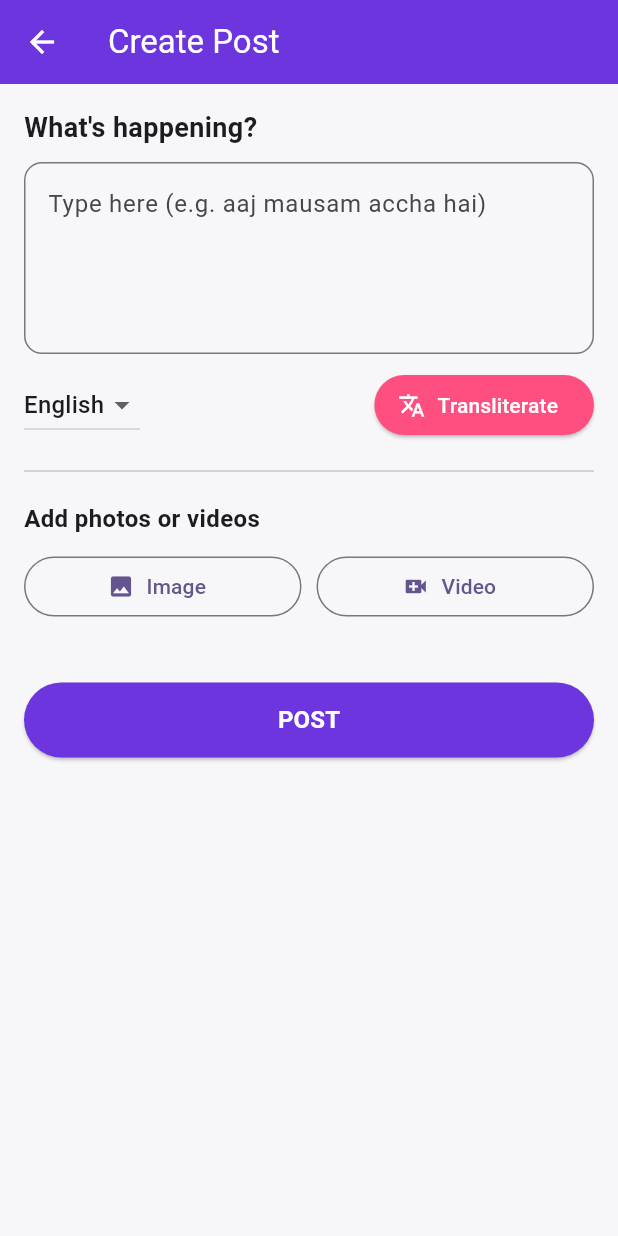
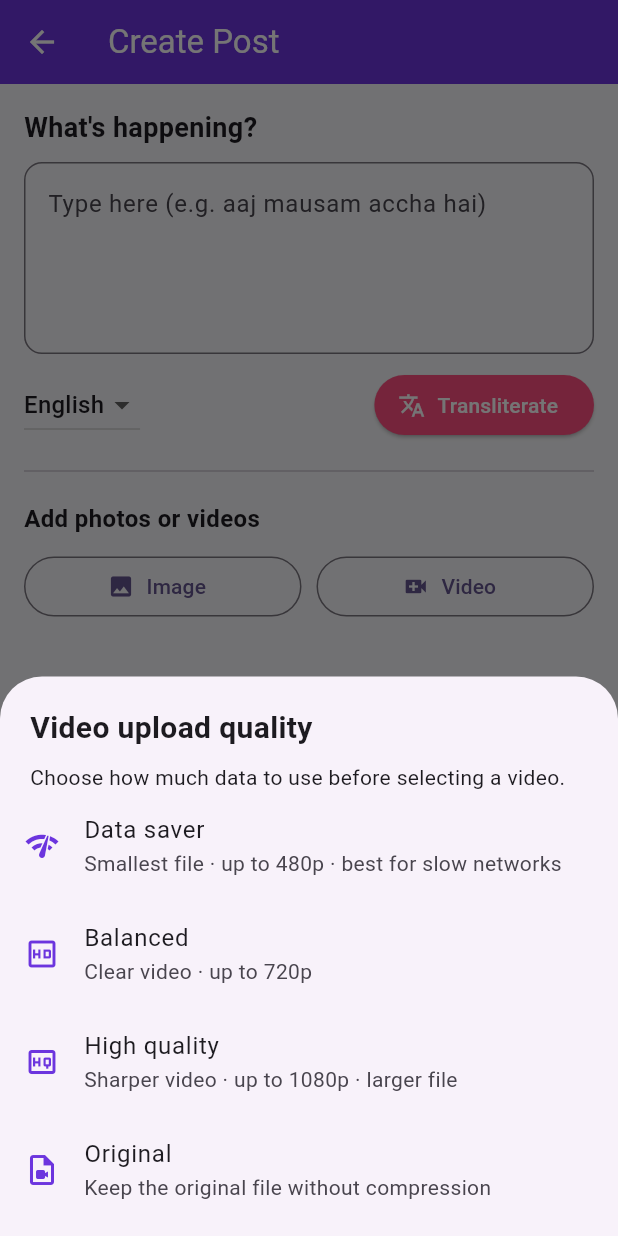
Before and after one commit to Rayan-141/ShareChat_Flutter_App, a Flutter app: the CreatePostScreen screen opened directly, after a tap on "Video", on a phone screen of 412 x 824 dp. Run offline on Flutter 3.47's test engine with Material 3 defaults, Android fonts, the phone set to English and light mode, and no system bars; our stand-ins replace image_picker, video_player; missing offline and left inert: flutter_compress.

Commit message:
Add video compression options to post composer

```diff
--- a/lib/main.dart
+++ b/lib/main.dart
@@ -5,6 +5,7 @@ import 'dart:math';
 
 import 'package:flutter/foundation.dart';
 import 'package:flutter/services.dart';
+import 'package:flutter_compress/flutter_compress.dart';
 import 'package:image_picker/image_picker.dart';
 import 'package:video_player/video_player.dart';
 
@@ -1723,6 +1724,53 @@ String _postTimeLabel(DateTime createdAt) {
 }
 
 // --- Create Post & Video Upload ---
+enum VideoUploadQuality {
+  dataSaver,
+  balanced,
+  high,
+  original;
+
+  String get title => switch (this) {
+    VideoUploadQuality.dataSaver => 'Data saver',
+    VideoUploadQuality.balanced => 'Balanced',
+    VideoUploadQuality.high => 'High quality',
+    VideoUploadQuality.original => 'Original',
+  };
+
+  String get description => switch (this) {
+    VideoUploadQuality.dataSaver =>
+      'Smallest file · up to 480p · best for slow networks',
+    VideoUploadQuality.balanced => 'Clear video · up to 720p',
+    VideoUploadQuality.high => 'Sharper video · up to 1080p · larger file',
+    VideoUploadQuality.original => 'Keep the original file without compression',
+  };
+
+  VideoCompressConfig? get config => switch (this) {
+    VideoUploadQuality.dataSaver => const VideoCompressConfig(
+      qualityPercent: 35,
+      codec: VideoCodec.h264,
+      maxWidth: 480,
+      maxHeight: 854,
+      container: VideoContainer.mp4,
+    ),
+    VideoUploadQuality.balanced => const VideoCompressConfig(
+      qualityPercent: 60,
+      codec: VideoCodec.h264,
+      maxWidth: 720,
+      maxHeight: 1280,
+      container: VideoContainer.mp4,
+    ),
+    VideoUploadQuality.high => const VideoCompressConfig(
+      qualityPercent: 80,
+      codec: VideoCodec.h264,
+      maxWidth: 1080,
+      maxHeight: 1920,
+      container: VideoContainer.mp4,
+    ),
+    VideoUploadQuality.original => null,
+  };
+}
+
 class CreatePostScreen extends StatefulWidget {
   const CreatePostScreen({super.key});
 
@@ -1735,14 +1783,64 @@ class _CreatePostScreenState extends State<CreatePostScreen> {
   Uint8List? _selectedMediaBytes;
   String? _selectedMediaName;
   String? _selectedMediaPath;
+  String? _selectedCompressionSummary;
   bool _selectedMediaIsVideo = false;
   bool _isPickingMedia = false;
+  double? _compressionProgress;
+  String? _mediaProgressLabel;
   String _selectedLanguage = 'English';
+
+  Future<VideoUploadQuality?> _chooseVideoQuality() {
+    return showModalBottomSheet<VideoUploadQuality>(
+      context: context,
+      builder: (context) => SafeArea(
+        child: Column(
+          mainAxisSize: MainAxisSize.min,
+          crossAxisAlignment: CrossAxisAlignment.start,
+          children: [
+            const Padding(
+              padding: EdgeInsets.fromLTRB(20, 20, 20, 8),
+              child: Text(
+                'Video upload quality',
+                style: TextStyle(fontSize: 20, fontWeight: FontWeight.bold),
+              ),
+            ),
+            const Padding(
+              padding: EdgeInsets.symmetric(horizontal: 20),
+              child: Text(
+                'Choose how much data to use before selecting a video.',
+              ),
+            ),
+            for (final quality in VideoUploadQuality.values)
+              ListTile(
+                leading: Icon(switch (quality) {
+                  VideoUploadQuality.dataSaver => Icons.network_check,
+                  VideoUploadQuality.balanced => Icons.hd_outlined,
+                  VideoUploadQuality.high => Icons.high_quality_outlined,
+                  VideoUploadQuality.original => Icons.video_file_outlined,
+                }, color: AppColors.primary),
+                title: Text(quality.title),
+                subtitle: Text(quality.description),
+                onTap: () => Navigator.pop(context, quality),
+              ),
+            const SizedBox(height: 8),
+          ],
+        ),
+      ),
+    );
+  }
 
   Future<void> _pickMedia({required bool video}) async {
     if (_isPickingMedia) return;
+    final quality = video ? await _chooseVideoQuality() : null;
+    if (video && quality == null) return;
+    if (!mounted) return;
     setState(() => _isPickingMedia = true);
     try {
+      setState(() {
+        _mediaProgressLabel = video ? 'Choose a video…' : 'Choose an image…';
+        _compressionProgress = null;
+      });
       final picker = ImagePicker();
       final media = video
           ? await picker.pickVideo(source: ImageSource.gallery)
@@ -1751,12 +1849,41 @@ class _CreatePostScreenState extends State<CreatePostScreen> {
               imageQuality: 90,
             );
       if (media == null || !mounted) return;
-      final bytes = await media.readAsBytes();
+
+      XFile preparedMedia = media;
+      String? compressionSummary;
+      if (video && quality != VideoUploadQuality.original) {
+        setState(() {
+          _mediaProgressLabel =
+              'Compressing for ${quality!.title.toLowerCase()}…';
+          _compressionProgress = 0;
+        });
+        final result = await FlutterCompress.instance.compress(
+          media.path,
+          quality!.config!,
+          onProgress: (progress) {
+            if (mounted) {
+              setState(() => _compressionProgress = progress.progress);
+            }
+          },
+        );
+        preparedMedia = XFile(result.outputPath);
+        compressionSummary = result.skipped
+            ? 'Already optimized · original kept'
+            : '${quality.title} · ${result.savedPercent.toStringAsFixed(0)}% smaller';
+      } else if (video) {
+        compressionSummary = 'Original quality · not compressed';
+      }
+
+      if (!mounted) return;
+      setState(() => _mediaProgressLabel = 'Preparing media…');
+      final bytes = await preparedMedia.readAsBytes();
       if (!mounted) return;
       setState(() {
         _selectedMediaBytes = bytes;
         _selectedMediaName = media.name;
-        _selectedMediaPath = media.path;
+        _selectedMediaPath = preparedMedia.path;
+        _selectedCompressionSummary = compressionSummary;
         _selectedMediaIsVideo = video;
       });
     } catch (error) {
@@ -1766,7 +1893,13 @@ class _CreatePostScreenState extends State<CreatePostScreen> {
         );
       }
     } finally {
-      if (mounted) setState(() => _isPickingMedia = false);
+      if (mounted) {
+        setState(() {
+          _isPickingMedia = false;
+          _compressionProgress = null;
+          _mediaProgressLabel = null;
+        });
+      }
     }
   }
 
@@ -1794,6 +1927,7 @@ class _CreatePostScreenState extends State<CreatePostScreen> {
       _selectedMediaBytes = null;
       _selectedMediaName = null;
       _selectedMediaPath = null;
+      _selectedCompressionSummary = null;
       _selectedMediaIsVideo = false;
     });
     ScaffoldMessenger.of(context).showSnackBar(
@@ -1917,7 +2051,16 @@ class _CreatePostScreenState extends State<CreatePostScreen> {
             ),
             if (_isPickingMedia) ...[
               const SizedBox(height: 16),
-              const LinearProgressIndicator(),
+              Column(
+                crossAxisAlignment: CrossAxisAlignment.start,
+                children: [
+                  LinearProgressIndicator(value: _compressionProgress),
+                  if (_mediaProgressLabel != null) ...[
+                    const SizedBox(height: 6),
+                    Text(_mediaProgressLabel!),
+                  ],
+                ],
+              ),
             ],
             if (_selectedMediaBytes != null) ...[
               const SizedBox(height: 16),
@@ -1953,6 +2096,7 @@ class _CreatePostScreenState extends State<CreatePostScreen> {
                       _selectedMediaBytes = null;
                       _selectedMediaName = null;
                       _selectedMediaPath = null;
+                      _selectedCompressionSummary = null;
                       _selectedMediaIsVideo = false;
                     }),
                     icon: const Icon(Icons.close),
@@ -1966,6 +2110,17 @@ class _CreatePostScreenState extends State<CreatePostScreen> {
                     _selectedMediaName!,
                     maxLines: 1,
                     overflow: TextOverflow.ellipsis,
+                  ),
+                ),
+              if (_selectedCompressionSummary != null)
+                Padding(
+                  padding: const EdgeInsets.only(top: 4),
+                  child: Text(
+                    _selectedCompressionSummary!,
+                    style: const TextStyle(
+                      color: AppColors.primary,
+                      fontWeight: FontWeight.w600,
+                    ),
                   ),
                 ),
             ],
--- a/pubspec.yaml
+++ b/pubspec.yaml
@@ -33,6 +33,7 @@ dependencies:
   url_launcher: ^6.3.2
   image_picker: ^1.2.3
   video_player: ^2.9.5
+  flutter_compress: ^2.0.0
 
   # The following adds the Cupertino Icons font to your application.
   # Use with the CupertinoIcons class for iOS style icons.
```
Also changed, not shown: pubspec.lock, 1 other file.
